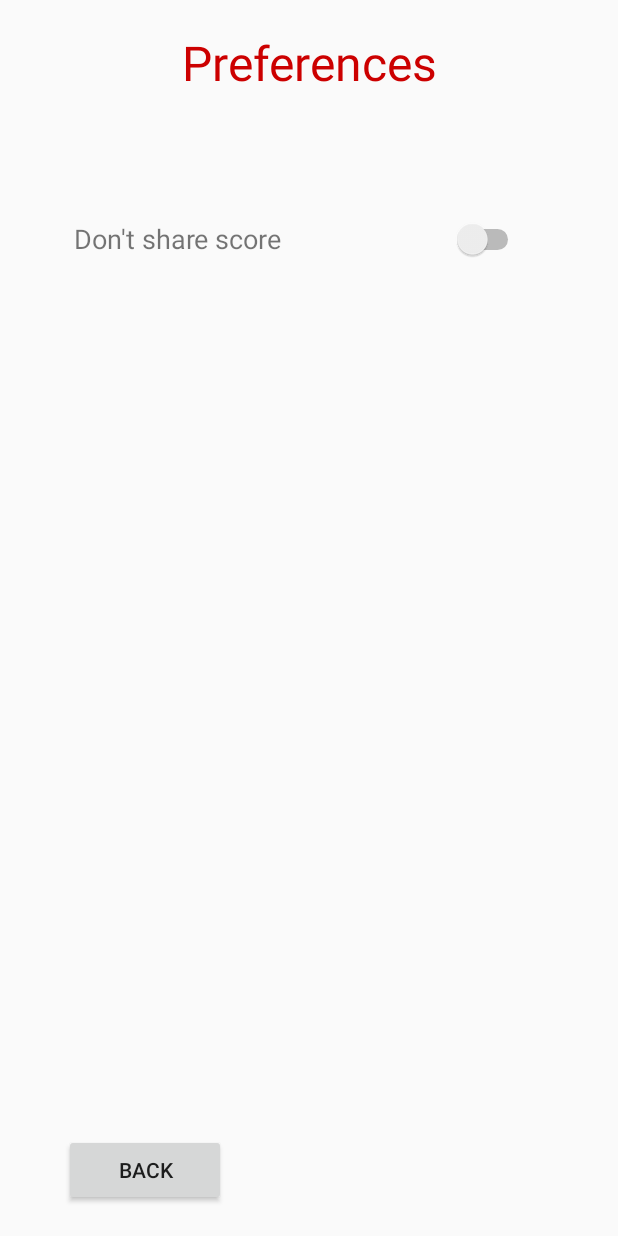
After one commit to Avokadoen/ballproject, an Android app: the Preferences screen opened directly, with no data from a screen before it, on a phone screen of 412 x 824 dp. The commit adds this screen. Run offline under Robolectric (Android 15) with nearby library versions, the light colour scheme and no system bars.

Commit message:
fix after merge

```diff
--- a/app/build.gradle
+++ b/app/build.gradle
@@ -1,7 +1,7 @@
 apply plugin: 'com.android.application'
 
 android {
-    compileSdkVersion 26
+    compileSdkVersion 27
     defaultConfig {
         applicationId "com.ahs.avokado.gettingair"
         minSdkVersion 23
@@ -28,7 +28,6 @@ dependencies {
     implementation 'com.google.android.gms:play-services-auth:15.0.1'
     implementation 'com.google.android.gms:play-services-games:15.0.1'
     implementation 'com.google.android.gms:play-services-base:15.0.1'
-
     testImplementation 'junit:junit:4.12'
     androidTestImplementation 'com.android.support.test:runner:1.0.1'
     androidTestImplementation 'com.android.support.test.espresso:espresso-core:3.0.1'
--- /dev/null
+++ b/app/src/main/java/com/ahs/avokado/gettingair/Preferences.java
@@ -0,0 +1,50 @@
+package com.ahs.avokado.gettingair;
+
+import android.content.Context;
+import android.content.SharedPreferences;
+import android.support.v7.app.AppCompatActivity;
+import android.os.Bundle;
+import android.util.Log;
+import android.view.View;
+import android.widget.CompoundButton;
+import android.widget.Switch;
+
+import static android.preference.PreferenceManager.getDefaultSharedPreferences;
+
+public class Preferences extends AppCompatActivity {
+
+	SharedPreferences.Editor editor;
+	SharedPreferences sharedPref;
+
+	@Override
+	protected void onCreate(Bundle savedInstanceState) {
+		super.onCreate(savedInstanceState);
+		setContentView(R.layout.activity_preferences);
+
+		sharedPref = getDefaultSharedPreferences(this.getApplicationContext());
+		editor = sharedPref.edit();
+
+		Switch shareScore = findViewById(R.id.pr_noShare_sw);
+
+		boolean defaultValue = false;
+		boolean dontShare = sharedPref.getBoolean(getResources().getString(R.string.shareGlobalState), defaultValue);
+		shareScore.setChecked(dontShare);
+
+		// Stop sharing with google
+		shareScore.setOnCheckedChangeListener(new CompoundButton.OnCheckedChangeListener() {
+			@Override
+			public void onCheckedChanged(CompoundButton compoundButton, boolean b) {
+				editor.putBoolean(getString(R.string.shareGlobalState), b);
+				editor.apply();
+			}
+		});
+
+		// Play option - starts the game
+		findViewById(R.id.pr_back_bt).setOnClickListener(new View.OnClickListener() {
+			@Override
+			public void onClick(View view) {
+				finish();
+			}
+		});
+	}
+}
--- a/app/src/main/res/layout/activity_local_board.xml
+++ b/app/src/main/res/layout/activity_local_board.xml
@@ -202,7 +202,7 @@
         android:layout_marginEnd="8dp"
         android:layout_marginStart="8dp"
         android:layout_marginTop="8dp"
-        android:text="@string/BackOption"
+        android:text="@string/backOption"
         app:layout_constraintBottom_toBottomOf="parent"
         app:layout_constraintEnd_toEndOf="parent"
         app:layout_constraintHorizontal_bias="0.202"
--- a/app/src/main/res/layout/activity_main.xml
+++ b/app/src/main/res/layout/activity_main.xml
@@ -4,6 +4,6 @@
     xmlns:tools="http://schemas.android.com/tools"
     android:layout_width="match_parent"
     android:layout_height="match_parent"
-    tools:context="com.ahs.avokado.gettingair.MainActivity">
+    tools:context="com.ahs.avokado.gettingair.GameActivity">
 
 </android.support.constraint.ConstraintLayout>
--- /dev/null
+++ b/app/src/main/res/layout/activity_preferences.xml
@@ -0,0 +1,75 @@
+<?xml version="1.0" encoding="utf-8"?>
+<android.support.constraint.ConstraintLayout xmlns:android="http://schemas.android.com/apk/res/android"
+    xmlns:app="http://schemas.android.com/apk/res-auto"
+    xmlns:tools="http://schemas.android.com/tools"
+    android:layout_width="match_parent"
+    android:layout_height="match_parent"
+    tools:context="com.ahs.avokado.gettingair.Preferences">
+
+    <TextView
+        android:id="@+id/pr_titleText_tv"
+        android:layout_width="267dp"
+        android:layout_height="43dp"
+        android:layout_marginBottom="8dp"
+        android:layout_marginEnd="8dp"
+        android:layout_marginStart="8dp"
+        android:layout_marginTop="8dp"
+        android:gravity="center"
+        android:text="@string/prefTitle"
+        android:textColor="@color/titleColor"
+        android:textSize="32sp"
+        app:layout_constraintBottom_toBottomOf="parent"
+        app:layout_constraintEnd_toEndOf="parent"
+        app:layout_constraintHorizontal_bias="0.502"
+        app:layout_constraintStart_toStartOf="parent"
+        app:layout_constraintTop_toTopOf="parent"
+        app:layout_constraintVertical_bias="0.016" />
+
+    <TextView
+        android:id="@+id/pr_noShare_tv"
+        android:layout_width="161dp"
+        android:layout_height="26dp"
+        android:layout_marginBottom="8dp"
+        android:layout_marginEnd="8dp"
+        android:layout_marginStart="8dp"
+        android:layout_marginTop="8dp"
+        android:text="@string/optNoShare"
+        android:textSize="18sp"
+        app:layout_constraintBottom_toBottomOf="parent"
+        app:layout_constraintEnd_toStartOf="@+id/pr_noShare_sw"
+        app:layout_constraintHorizontal_bias="0.338"
+        app:layout_constraintStart_toStartOf="parent"
+        app:layout_constraintTop_toTopOf="parent"
+        app:layout_constraintVertical_bias="0.177" />
+
+    <Switch
+        android:id="@+id/pr_noShare_sw"
+        android:layout_width="49dp"
+        android:layout_height="22dp"
+        android:layout_marginBottom="8dp"
+        android:layout_marginEnd="8dp"
+        android:layout_marginStart="8dp"
+        android:layout_marginTop="8dp"
+        app:layout_constraintBottom_toBottomOf="parent"
+        app:layout_constraintEnd_toEndOf="parent"
+        app:layout_constraintHorizontal_bias="0.843"
+        app:layout_constraintStart_toStartOf="parent"
+        app:layout_constraintTop_toTopOf="parent"
+        app:layout_constraintVertical_bias="0.177" />
+
+    <Button
+        android:id="@+id/pr_back_bt"
+        android:layout_width="108dp"
+        android:layout_height="wrap_content"
+        android:layout_marginBottom="8dp"
+        android:layout_marginEnd="8dp"
+        android:layout_marginStart="8dp"
+        android:layout_marginTop="8dp"
+        android:text="@string/backOption"
+        app:layout_constraintBottom_toBottomOf="parent"
+        app:layout_constraintEnd_toEndOf="parent"
+        app:layout_constraintHorizontal_bias="0.121"
+        app:layout_constraintStart_toStartOf="parent"
+        app:layout_constraintTop_toTopOf="parent"
+        app:layout_constraintVertical_bias="0.984" />
+</android.support.constraint.ConstraintLayout>
--- a/app/src/main/res/values/ids.xml
+++ b/app/src/main/res/values/ids.xml
@@ -1,6 +1,9 @@
 <?xml version="1.0" encoding="utf-8"?>
 <resources>
+    // GOOGLE
     <string name="app_id">37471069697</string>
     <string name="score_leader_id">CgkIgczMy4sBEAIQAA</string>
 
+    // FILE
+    <string name="shareGlobalState">com.ahs.avokado.gettingair.userPreferences.shareGlob</string>
 </resources>
--- a/app/src/main/res/values/strings.xml
+++ b/app/src/main/res/values/strings.xml
@@ -4,5 +4,8 @@
     <string name="localBoard">Local Leaderboard</string>
     <string name="globalBoard">Global Leaderboard</string>
     <string name="menuPref">Preferences</string>
-    <string name="BackOption">Back</string>
+    <string name="exit">"Exit"</string>
+    <string name="backOption">Back</string>
+    <string name="prefTitle">Preferences</string>
+    <string name="optNoShare">"Don't share score"</string>
 </resources>
```
Also changed, not shown: app/src/main/AndroidManifest.xml (+8 -3 lines), app/src/main/java/com/ahs/avokado/gettingair/GameView.java (+11 -4 lines), app/src/main/java/com/ahs/avokado/gettingair/MainMenu.java (+47 -1 lines), app/src/main/res/layout/activity_main_menu.xml (+16 -0 lines).
